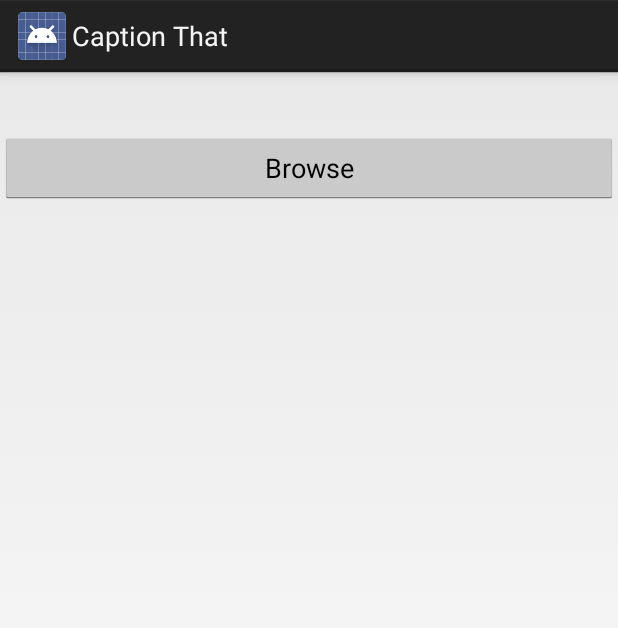
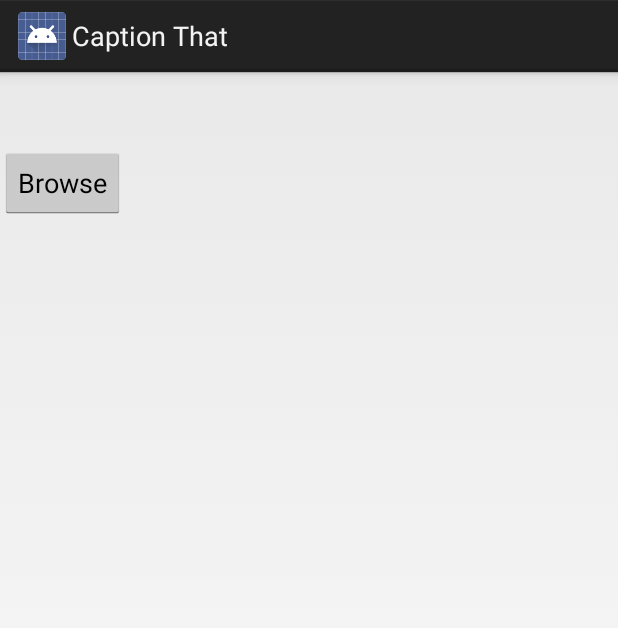
Before and after one commit to TRP3/CaptionThat, an Android app: the layout choose_picture.xml on its own in the app's theme, with its tools: preview values and no code run, on a phone screen of 412 x 824 dp. Shown: the top 628 px of the screen. Run offline under Robolectric (Android 15) with nearby library versions, the phone set to English and light mode, and no system bars.

Commit message:
Added DataConversion.java, which contains helper methods to upload an image in base64 format (in JSON). Right now this is used in InitialSetup, but we will move this to Draw.

```diff
--- a/CaptionThat/src/main/res/layout/choose_picture.xml
+++ b/CaptionThat/src/main/res/layout/choose_picture.xml
@@ -4,17 +4,20 @@
     android:orientation="vertical" android:layout_width="match_parent"
     android:layout_height="match_parent">
 
-    <ImageView
+    <Button
         android:layout_width="wrap_content"
         android:layout_height="wrap_content"
-        android:id="@+id/chosenPicture"
-        android:layout_gravity="center_horizontal" />
-
-    <Button
-        android:layout_width="match_parent"
-        android:layout_height="wrap_content"
+        android:layout_marginTop="50dp"
         android:text="Browse"
         android:id="@+id/browse_button"
-        android:layout_gravity="center"
-        android:layout_marginTop="40dp" />
+        android:layout_gravity="center|left" />
+
+    <ScrollView
+        android:layout_width="fill_parent"
+        android:layout_height="fill_parent"
+        android:id="@+id/scrollView"
+        android:layout_gravity="right" >
+
+    </ScrollView>
+
 </LinearLayout>
```
Also changed, not shown: CaptionThat/src/main/java/hacktx/captionthat/BitmapMemoryManagement.java (+16 -9 lines), CaptionThat/src/main/java/hacktx/captionthat/DataConversion.java (added, +67 -0 lines), CaptionThat/src/main/java/hacktx/captionthat/InitialSetup.java (+42 -5 lines).
